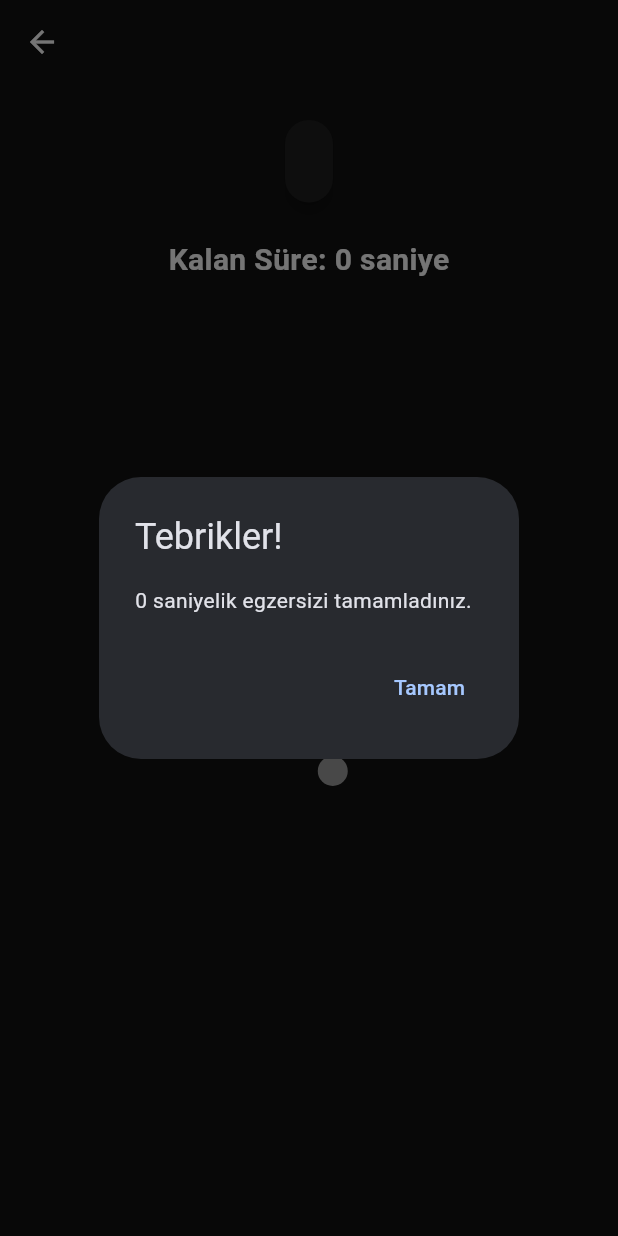
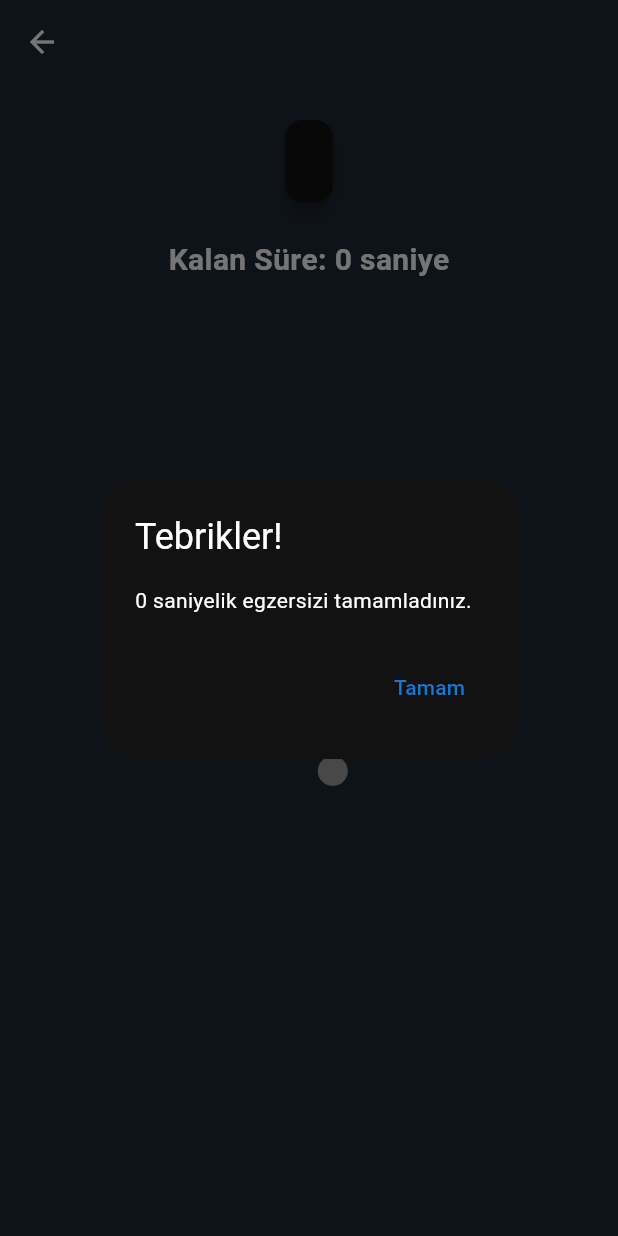
Before and after one commit to omerfarukx/Word-Game-Flutter, a Flutter app: the EyeTrackingScreen screen opened directly with empty values, on a phone screen of 412 x 824 dp. Run offline on Flutter 3.47's test engine with Material 3 defaults, Android fonts, the phone set to English and light mode, and no system bars; our stand-ins replace audioplayers, firebase_auth, firebase_core, flutter_secure_storage, freezed_annotation, get_it and 2 more; accounts and stored records are empty.

Commit message:
Tema işlemleri kaldırıldı ve UI iyileştirmeleri yapıldı

```diff
--- a/lib/core/constants/route_constants.dart
+++ b/lib/core/constants/route_constants.dart
@@ -1,7 +1,7 @@
 class RouteConstants {
   static const String login = '/login';
   static const String register = '/register';
-  static const String home = '/home';
+  static const String home = '/';
   static const String wordRecognition = '/word-recognition';
   static const String eyeFocus = '/eye-focus';
   static const String speedReading = '/speed-reading';
@@ -11,4 +11,5 @@ class RouteConstants {
   static const String peripheralVision = '/peripheral-vision';
   static const String wordFocus = '/word-focus';
   static const String wordSearch = '/word-search';
+  static const String statistics = '/statistics';
 }
--- a/lib/core/constants/theme_constants.dart
+++ /dev/null
@@ -1,81 +0,0 @@
-import 'package:flutter/material.dart';
-
-class ThemeConstants {
-  static const Color lightPrimaryColor = Color(0xFF2196F3);
-  static const Color darkPrimaryColor = Color(0xFF1976D2);
-  static const Color darkBackgroundColor = Color(0xFF121212);
-  static const Color darkSurfaceColor = Color(0xFF1E1E1E);
-
-  static const double cardBorderRadius = 16.0;
-  static const double buttonBorderRadius = 12.0;
-  static const double iconSize = 24.0;
-
-  static const EdgeInsets cardPadding = EdgeInsets.all(16.0);
-  static const EdgeInsets buttonPadding = EdgeInsets.symmetric(
-    horizontal: 24.0,
-    vertical: 12.0,
-  );
-
-  static final ThemeData lightTheme = ThemeData(
-    useMaterial3: true,
-    colorScheme: ColorScheme.fromSeed(
-      seedColor: lightPrimaryColor,
-      brightness: Brightness.light,
-    ),
-    scaffoldBackgroundColor: Colors.white,
-    appBarTheme: const AppBarTheme(
-      backgroundColor: lightPrimaryColor,
-      foregroundColor: Colors.white,
-      elevation: 0,
-    ),
-    cardTheme: CardTheme(
-      elevation: 4,
-      shape: RoundedRectangleBorder(
-        borderRadius: BorderRadius.circular(cardBorderRadius),
-      ),
-      margin: const EdgeInsets.symmetric(horizontal: 16, vertical: 8),
-    ),
-    elevatedButtonTheme: ElevatedButtonThemeData(
-      style: ElevatedButton.styleFrom(
-        backgroundColor: lightPrimaryColor,
-        foregroundColor: Colors.white,
-        padding: buttonPadding,
-        shape: RoundedRectangleBorder(
-          borderRadius: BorderRadius.circular(buttonBorderRadius),
-        ),
-      ),
-    ),
-  );
-
-  static final ThemeData darkTheme = ThemeData(
-    useMaterial3: true,
-    colorScheme: ColorScheme.fromSeed(
-      seedColor: darkPrimaryColor,
-      brightness: Brightness.dark,
-    ),
-    scaffoldBackgroundColor: darkBackgroundColor,
-    appBarTheme: AppBarTheme(
-      backgroundColor: darkSurfaceColor,
-      foregroundColor: Colors.white,
-      elevation: 0,
-    ),
-    cardTheme: CardTheme(
-      elevation: 4,
-      color: darkSurfaceColor,
-      shape: RoundedRectangleBorder(
-        borderRadius: BorderRadius.circular(cardBorderRadius),
-      ),
-      margin: const EdgeInsets.symmetric(horizontal: 16, vertical: 8),
-    ),
-    elevatedButtonTheme: ElevatedButtonThemeData(
-      style: ElevatedButton.styleFrom(
-        backgroundColor: darkPrimaryColor,
-        foregroundColor: Colors.white,
-        padding: buttonPadding,
-        shape: RoundedRectangleBorder(
-          borderRadius: BorderRadius.circular(buttonBorderRadius),
-        ),
-      ),
-    ),
-  );
-}
--- a/lib/core/di/service_locator.dart
+++ b/lib/core/di/service_locator.dart
@@ -4,7 +4,6 @@ import 'package:shared_preferences/shared_preferences.dart';
 import '../../data/repositories/auth_repository_impl.dart';
 import '../../domain/repositories/auth_repository.dart';
 import '../../presentation/providers/auth_provider.dart';
-import '../../presentation/providers/theme_provider.dart';
 
 final getIt = GetIt.instance;
 
@@ -26,6 +25,4 @@ Future<void> setupServiceLocator() async {
   getIt.registerSingleton<AuthProvider>(
     AuthProvider(getIt<IAuthRepository>()),
   );
-  getIt.registerFactory<ThemeProvider>(
-      () => ThemeProvider(getIt<SharedPreferences>()));
 }
--- a/lib/features/exercises/eye_focus/screens/eye_tracking_screen.dart
+++ b/lib/features/exercises/eye_focus/screens/eye_tracking_screen.dart
@@ -1,5 +1,4 @@
 import 'package:flutter/material.dart';
-import '../../../../core/constants/theme_constants.dart';
 import '../models/eye_tracking_exercise.dart';
 import '../widgets/eye_tracking_widget.dart';
 
@@ -35,7 +34,7 @@ class EyeTrackingScreen extends StatelessWidget {
   @override
   Widget build(BuildContext context) {
     return Scaffold(
-      backgroundColor: ThemeConstants.darkBackgroundColor,
+      backgroundColor: Theme.of(context).scaffoldBackgroundColor,
       appBar: AppBar(
         title: Text(exercise.title),
         backgroundColor: Colors.transparent,
@@ -46,7 +45,7 @@ class EyeTrackingScreen extends StatelessWidget {
         child: Column(
           children: [
             Card(
-              color: ThemeConstants.darkSurfaceColor,
+              color: Theme.of(context).cardColor,
               child: Padding(
                 padding: const EdgeInsets.all(16.0),
                 child: Text(
--- a/lib/features/exercises/eye_focus/screens/peripheral_exercise_screen.dart
+++ b/lib/features/exercises/eye_focus/screens/peripheral_exercise_screen.dart
@@ -1,5 +1,4 @@
 import 'package:flutter/material.dart';
-import '../../../../core/constants/theme_constants.dart';
 import '../models/peripheral_exercise.dart';
 import '../widgets/peripheral_exercise_widget.dart';
 
@@ -47,7 +46,7 @@ class PeripheralExerciseScreen extends StatelessWidget {
   @override
   Widget build(BuildContext context) {
     return Scaffold(
-      backgroundColor: ThemeConstants.darkBackgroundColor,
+      backgroundColor: Theme.of(context).scaffoldBackgroundColor,
       appBar: AppBar(
         title: Text(exercise.title),
         backgroundColor: Colors.transparent,
@@ -58,7 +57,7 @@ class PeripheralExerciseScreen extends StatelessWidget {
         child: Column(
           children: [
             Card(
-              color: ThemeConstants.darkSurfaceColor,
+              color: Theme.of(context).cardColor,
               child: Padding(
                 padding: const EdgeInsets.all(16.0),
                 child: Column(
--- a/lib/presentation/screens/auth/register_screen.dart
+++ b/lib/presentation/screens/auth/register_screen.dart
@@ -1,7 +1,6 @@
 import 'package:flutter/material.dart';
 import 'package:provider/provider.dart';
 import '../../../core/constants/route_constants.dart';
-import '../../../core/constants/theme_constants.dart';
 import '../../providers/auth_provider.dart';
 
 class RegisterScreen extends StatefulWidget {
@@ -62,6 +61,7 @@ class _RegisterScreenState extends State<RegisterScreen> {
 
   @override
   Widget build(BuildContext context) {
+    final primaryColor = Theme.of(context).colorScheme.primary;
     return Scaffold(
       appBar: AppBar(
         title: const Text('Kayıt Ol'),
@@ -179,7 +179,7 @@ class _RegisterScreenState extends State<RegisterScreen> {
                         : _register,
                     style: ElevatedButton.styleFrom(
                       padding: const EdgeInsets.symmetric(vertical: 16),
-                      backgroundColor: ThemeConstants.lightPrimaryColor,
+                      backgroundColor: primaryColor,
                       foregroundColor: Colors.white,
                     ),
                     child: context.watch<AuthProvider>().isLoading
--- a/lib/presentation/screens/home_screen.dart
+++ b/lib/presentation/screens/home_screen.dart
@@ -132,6 +132,7 @@ class HomeScreen extends StatelessWidget {
                 floating: true,
                 backgroundColor: const Color(0xFF1F2937),
                 elevation: 0,
+                automaticallyImplyLeading: false,
                 title: const Text(
                   'Hızlı Okuma',
                   style: TextStyle(
```
Also changed, not shown: lib/features/exercises/peripheral_vision/screens/peripheral_vision_list_screen.dart (+6 -12 lines), lib/features/exercises/word_recognition/screens/word_recognition_list_screen.dart (+6 -12 lines), lib/features/statistics/providers/statistics_provider.dart (added, +103 -0 lines), lib/features/statistics/screens/statistics_screen.dart (added, +54 -0 lines), lib/features/statistics/widgets/daily_progress_card.dart (added, +135 -0 lines), lib/main.dart (+35 -32 lines), lib/presentation/providers/theme_provider.dart (deleted, +0 -25 lines), lib/presentation/screens/auth/login_screen.dart (+45 -42 lines), lib/presentation/screens/exercises/speed_reading_exercise_screen.dart (+16 -21 lines), lib/presentation/screens/exercises/speed_reading_screen.dart (+4 -4 lines).
